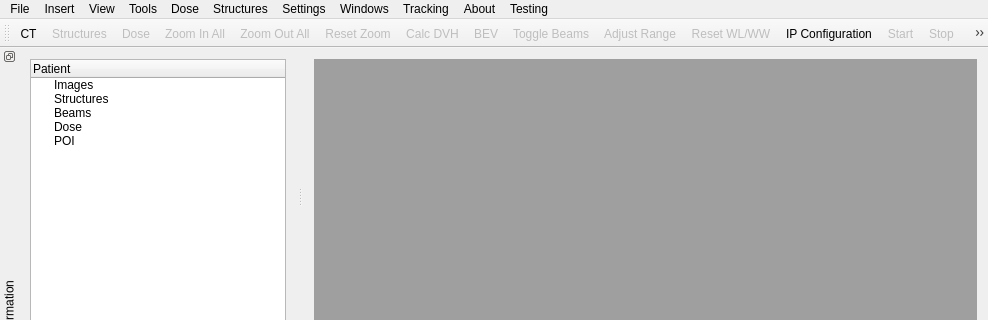
Above: mainwindow.ui from Jothy/KIMView before the change; both pictures show x 0 to 988 and y 0 to 320 of the 988 by 586 pixel window. Below: the same form after it.
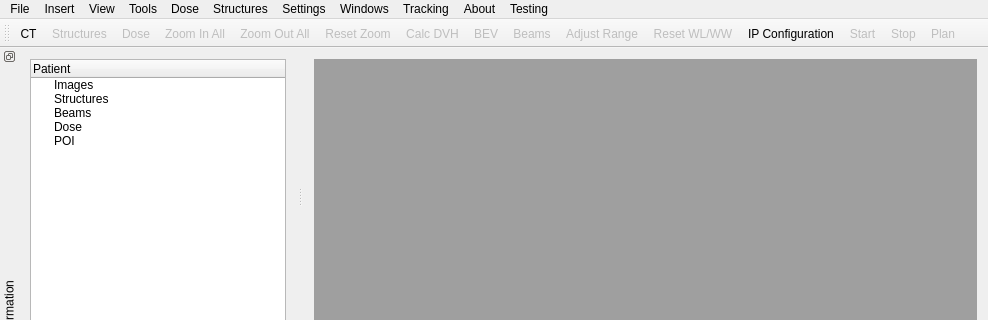
That is the form after the change. Icons and pictures are not drawn.

Commit message: View menus text chanegd for toggle items

Diff of the .ui file:
```diff
--- a/mainwindow.ui
+++ b/mainwindow.ui
@@ -554,7 +554,7 @@
      <normaloff>:/Icons/Beam.png</normaloff>:/Icons/Beam.png</iconset>
    </property>
    <property name="text">
-    <string>Toggle Beams</string>
+    <string>Beams</string>
    </property>
    <property name="toolTip">
     <string>Toggle Beams</string>
```
Left out of the diff: 4 changed lines with no effect on the pictures. The commit also changes 1 other file.
